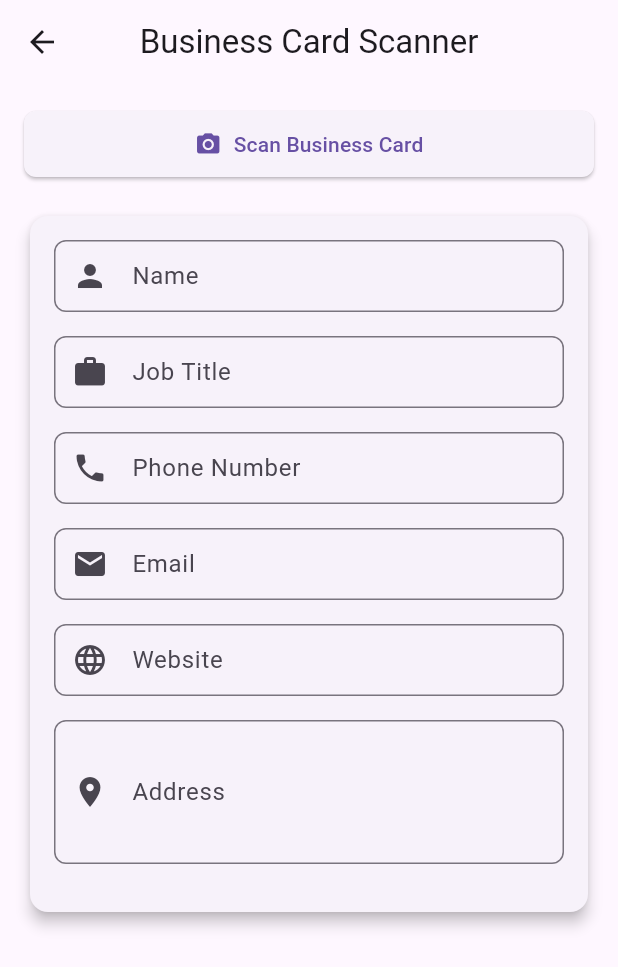
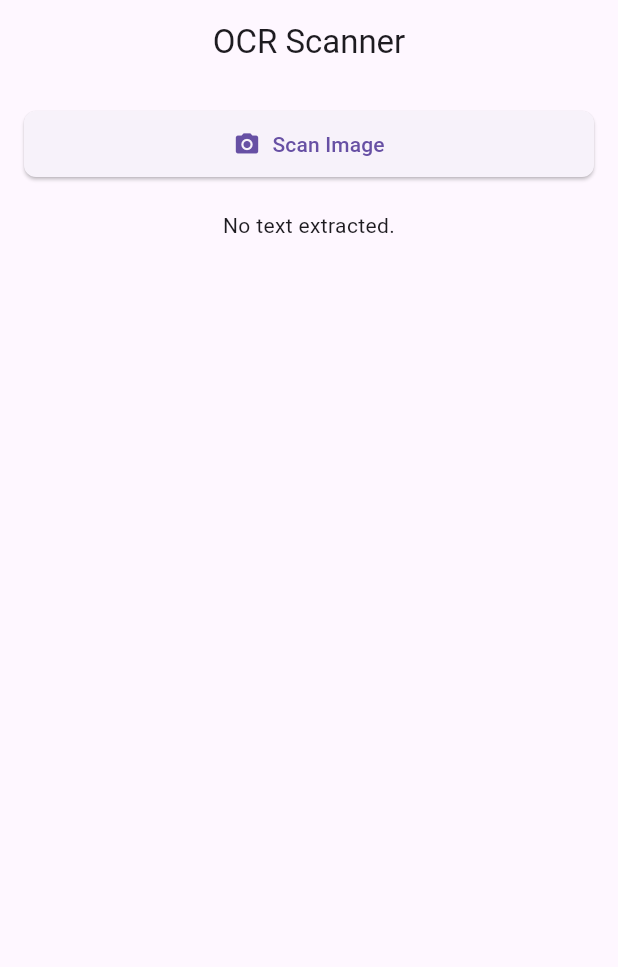
Before and after one commit to sagardhadke/Text-Recognition, a Flutter app: the MyFileOcr screen opened directly, on a phone screen of 412 x 824 dp. Shown: the top 967 px of the screen. Run offline on Flutter 3.47's test engine with Material 3 defaults, Android fonts, the phone set to English and light mode, and no system bars; our stand-ins replace image_picker; missing offline and left inert: flutter_tesseract_ocr, google_mlkit_text_recognition.

```diff
--- a/lib/myScreen/fileOcr_scan.dart
+++ b/lib/myScreen/fileOcr_scan.dart
@@ -11,18 +11,12 @@ class MyFileOcr extends StatefulWidget {
 
 class _MyFileOcrState extends State<MyFileOcr> {
   File? _image;
+  String _extractedText = '';
   bool _isLoading = false;
-  final _nameController = TextEditingController();
-  final _jobController = TextEditingController();
-  final _phoneController = TextEditingController();
-  final _emailController = TextEditingController();
-  final _websiteController = TextEditingController();
-  final _addressController = TextEditingController();
 
   Future<void> _pickImage() async {
     try {
-      final pickedFile =
-          await ImagePicker().pickImage(source: ImageSource.gallery);
+      final pickedFile = await ImagePicker().pickImage(source: ImageSource.gallery);
       if (pickedFile == null) return;
 
       setState(() {
@@ -39,9 +33,18 @@ class _MyFileOcrState extends State<MyFileOcr> {
         ..writeAsBytesSync(img.encodeJpg(resizedImage));
 
       // Perform OCR
-      final extractedText =
-          await FlutterTesseractOcr.extractText(resizedFile.path);
-      _processExtractedText(extractedText);
+      final extractedText = await FlutterTesseractOcr.extractText(
+        resizedFile.path,
+        language: 'eng',
+        args: {
+          "psm": "4",
+          "tessdata": "assets/tessdata", // Path to the tessdata directory
+          "configfile": "assets/tessdata_config.json" // Path to the tessdata config file
+        },
+      );
+      setState(() {
+        _extractedText = extractedText;
+      });
     } catch (e) {
       ScaffoldMessenger.of(context).showSnackBar(
         SnackBar(content: Text('Error: $e')),
@@ -51,76 +54,11 @@ class _MyFileOcrState extends State<MyFileOcr> {
     }
   }
 
-  void _processExtractedText(String text) {
-    final lines = text.split('\n');
-
-    // Regular expressions for matching
-    final emailPattern = RegExp(r'\b[\w\.-]+@[\w\.-]+\.\w+\b');
-    final phonePattern = RegExp(
-        r'\b(?:\+?(\d{1,3}))?[-. (]*(\d{3})[-. )]*(\d{3})[-. ]*(\d{4})\b');
-    final websitePattern = RegExp(
-        r'\b(?:https?:\/\/)?(?:www\.)?[a-zA-Z0-9-]+\.[a-zA-Z]+(?:\/[^\s]*)?');
-
-    String name = '';
-    String jobTitle = '';
-    String phone = '';
-    String email = '';
-    String website = '';
-    List<String> addressParts = [];
-
-    for (String line in lines) {
-      line = line.trim();
-      if (line.isEmpty) continue;
-
-      // Extract email
-      if (email.isEmpty && emailPattern.hasMatch(line)) {
-        email = emailPattern.firstMatch(line)!.group(0)!;
-        continue;
-      }
-
-      // Extract phone
-      if (phone.isEmpty && phonePattern.hasMatch(line)) {
-        phone = phonePattern.firstMatch(line)!.group(0)!;
-        continue;
-      }
-
-      // Extract website
-      if (website.isEmpty && websitePattern.hasMatch(line)) {
-        website = websitePattern.firstMatch(line)!.group(0)!;
-        continue;
-      }
-
-      // Assume first non-matched line is name
-      if (name.isEmpty) {
-        name = line;
-        continue;
-      }
-
-      // Assume second non-matched line is job title
-      if (jobTitle.isEmpty) {
-        jobTitle = line;
-        continue;
-      }
-
-      // Collect remaining lines as address
-      addressParts.add(line);
-    }
-
-    setState(() {
-      _nameController.text = name;
-      _jobController.text = jobTitle;
-      _phoneController.text = phone;
-      _emailController.text = email;
-      _websiteController.text = website;
-      _addressController.text = addressParts.join(', ');
-    });
-  }
-
   @override
   Widget build(BuildContext context) {
     return Scaffold(
       appBar: AppBar(
-        title: Text('Business Card Scanner'),
+        title: Text('OCR Scanner'),
         centerTitle: true,
       ),
       body: SingleChildScrollView(
@@ -155,7 +93,7 @@ class _MyFileOcrState extends State<MyFileOcr> {
             ElevatedButton.icon(
               onPressed: _pickImage,
               icon: Icon(Icons.camera_alt),
-              label: Text('Scan Business Card'),
+              label: Text('Scan Image'),
               style: ElevatedButton.styleFrom(
                 padding: EdgeInsets.symmetric(vertical: 12),
                 shape: RoundedRectangleBorder(
@@ -167,90 +105,20 @@ class _MyFileOcrState extends State<MyFileOcr> {
             if (_isLoading)
               Center(child: CircularProgressIndicator())
             else
-              Card(
-                elevation: 4,
-                shape: RoundedRectangleBorder(
-                  borderRadius: BorderRadius.circular(12),
-                ),
-                child: Padding(
-                  padding: EdgeInsets.all(16),
-                  child: Column(
-                    children: [
-                      _buildTextField(
-                        controller: _nameController,
-                        label: 'Name',
-                        icon: Icons.person,
-                      ),
-                      _buildTextField(
-                        controller: _jobController,
-                        label: 'Job Title',
-                        icon: Icons.work,
-                      ),
-                      _buildTextField(
-                        controller: _phoneController,
-                        label: 'Phone Number',
-                        icon: Icons.phone,
-                      ),
-                      _buildTextField(
-                        controller: _emailController,
-                        label: 'Email',
-                        icon: Icons.email,
-                      ),
-                      _buildTextField(
-                        controller: _websiteController,
-                        label: 'Website',
-                        icon: Icons.language,
-                      ),
-                      _buildTextField(
-                        controller: _addressController,
-                        label: 'Address',
-                        icon: Icons.location_on,
-                        maxLines: 3,
-                      ),
-                    ],
-                  ),
-                ),
+              Text(
+                _extractedText.isNotEmpty ? _extractedText : 'No text extracted.',
+                textAlign: TextAlign.center,
               ),
           ],
         ),
       ),
     );
   }
+}
 
-  Widget _buildTextField({
-    required TextEditingController controller,
-    required String label,
-    required IconData icon,
-    int maxLines = 1,
-  }) {
-    return Padding(
-      padding: EdgeInsets.only(bottom: 16),
-      child: TextField(
-        controller: controller,
-        maxLines: maxLines,
-        decoration: InputDecoration(
-          labelText: label,
-          prefixIcon: Icon(icon),
-          border: OutlineInputBorder(
-            borderRadius: BorderRadius.circular(8),
-          ),
-          contentPadding: EdgeInsets.symmetric(
-            horizontal: 16,
-            vertical: 12,
-          ),
-        ),
-      ),
-    );
-  }
-
-  @override
-  void dispose() {
-    _nameController.dispose();
-    _jobController.dispose();
-    _phoneController.dispose();
-    _emailController.dispose();
-    _websiteController.dispose();
-    _addressController.dispose();
-    super.dispose();
-  }
+void main() {
+  runApp(MaterialApp(
+    debugShowCheckedModeBanner: false,
+    home: MyFileOcr(),
+  ));
 }
```
Also changed, not shown: lib/myScreen/mlit_scan.dart (+175 -175 lines), pubspec.yaml (+4 -3 lines), pubspec.lock, 2 other files.
